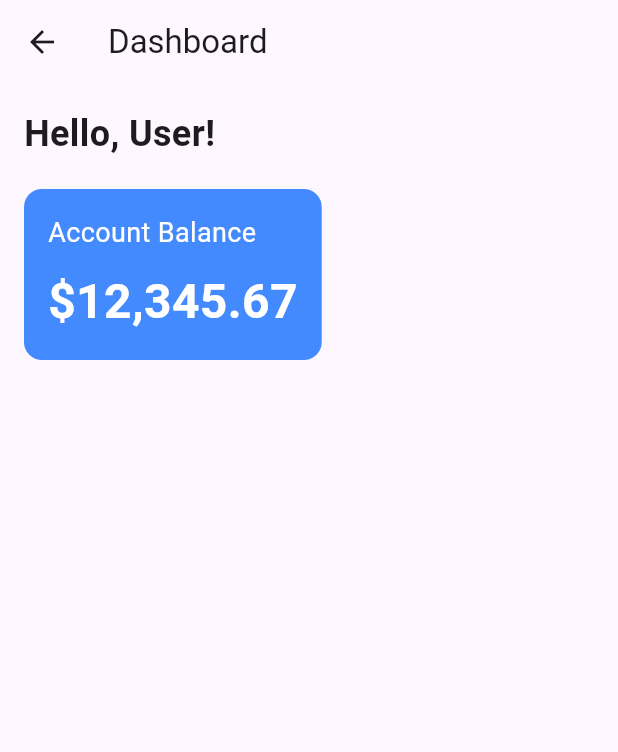
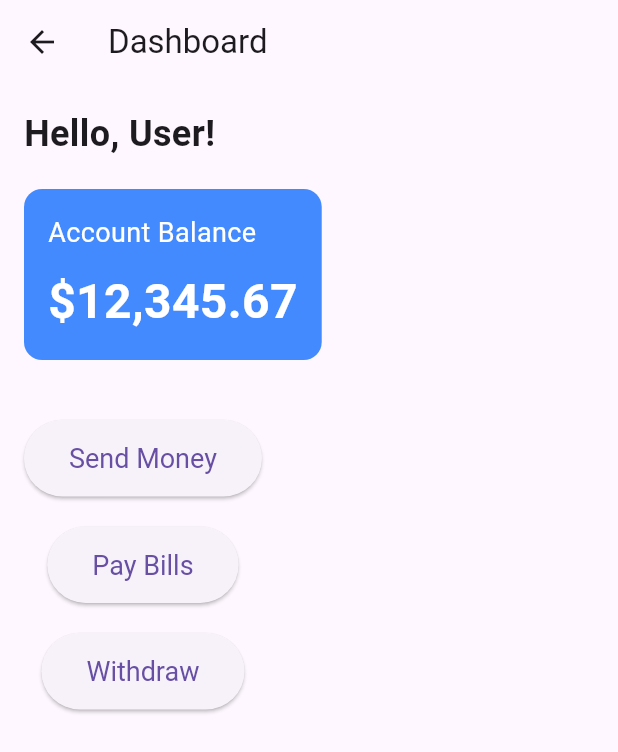
Before and after one commit to munyokii/mywallet, a Flutter app: the DashboardPage screen opened directly, on a phone screen of 412 x 824 dp. Shown: the top 752 px of the screen. Run offline on Flutter 3.47's test engine with Material 3 defaults, Android fonts, the phone set to English and light mode, and no system bars; our stand-ins replace firebase_auth; accounts and stored records are empty.

Commit message:
Main dashboard page

```diff
--- a/lib/screens/maindashboard.dart
+++ b/lib/screens/maindashboard.dart
@@ -1,9 +1,14 @@
-// Importing necessary packages and files.
-import 'package:flutter/material.dart'; // Flutter's material design package for UI components.
+// Updated DashboardPage with centered buttons
+import 'package:flutter/material.dart';
+import 'package:mywallet/screens/withdraw.dart';
+import 'sendmoney.dart'; // Importing the SendMoneyPage for navigation.
+import 'paybills.dart'; // Importing the PayBillsPage for navigation.
+// Importing the WithdrawScreen for navigation.
 
-// DashboardPage widget represents the main dashboard screen of the app.
+
 class DashboardPage extends StatelessWidget {
-  const DashboardPage({super.key}); // Constructor for the class with a unique key.
+  const DashboardPage(
+      {super.key}); // Constructor for the class with a unique key.
 
   @override
   Widget build(BuildContext context) {
@@ -15,24 +20,24 @@ class DashboardPage extends StatelessWidget {
       body: Padding(
         padding: const EdgeInsets.all(16.0), // Adds padding around the body.
         child: Column(
-          crossAxisAlignment: CrossAxisAlignment.start, // Aligns children to the start of the column.
+          crossAxisAlignment: CrossAxisAlignment
+              .start, // Aligns children to the start of the column.
           children: [
-            _greetUser(), // Displays the greeting message.
+            _greetUser(),
             const SizedBox(height: 20), // Adds space between widgets.
 
             // Account Balance Container.
-            _accountBalance(), // Displays the account balance section.
+            _accountBalance(),
             const SizedBox(height: 40), // Adds space after account balance.
 
             // Row to center the buttons horizontally.
-            //_paymentType(context), // Displays the payment type buttons.
+            _paymentType(context),
           ],
         ),
       ),
     );
   }
 
-  // Greeting Widget
   Widget _greetUser() {
     return const SizedBox(
       child: Text(
@@ -52,10 +57,12 @@ Widget _accountBalance() {
     padding: const EdgeInsets.all(16), // Adds padding inside the container.
     decoration: BoxDecoration(
       color: Colors.blueAccent, // Background color for the container.
-      borderRadius: BorderRadius.circular(12), // Rounded corners for the container.
+      borderRadius:
+          BorderRadius.circular(12), // Rounded corners for the container.
     ),
     child: const Column(
-      crossAxisAlignment: CrossAxisAlignment.start, // Aligns children to the start of the column.
+      crossAxisAlignment: CrossAxisAlignment
+          .start, // Aligns children to the start of the column.
       children: [
         Text(
           'Account Balance', // Label for account balance.
@@ -79,61 +86,63 @@ Widget _accountBalance() {
 }
 
 // Row to center the buttons horizontally.
-// Widget _paymentType(BuildContext context) {
-//   return Column(
-//     mainAxisAlignment: MainAxisAlignment.center, // Centers buttons horizontally.
-//     children: [
-//       // Send Money Button.
-//       ElevatedButton(
-//         onPressed: () {
-//           // Navigates to the SendMoneyPage when pressed.
-//           Navigator.push(
-//             context,
-//             MaterialPageRoute(builder: (context) => const SendMoneyPage()),
-//           );
-//         },
-//         style: ElevatedButton.styleFrom(
-//           padding: const EdgeInsets.symmetric(vertical: 15, horizontal: 30), // Padding inside the button.
-//           textStyle: const TextStyle(fontSize: 18), // Text style for the button.
-//         ),
-//         child: const Text('Send Money'), // Button label.
-//       ),
+Widget _paymentType(BuildContext context) {
+  return Column(
+    mainAxisAlignment:
+        MainAxisAlignment.center, // Centers buttons horizontally.
+    children: [
+      // Send Money Button.
+      ElevatedButton(
+        onPressed: () {
+          // Navigates to the SendMoneyPage when pressed.
+          Navigator.push(
+            context,
+            MaterialPageRoute(builder: (context) => const SendMoneyPage()),
+          );
+        }, // Button label.
+        style: ElevatedButton.styleFrom(
+          padding: const EdgeInsets.symmetric(
+              vertical: 15, horizontal: 30), // Padding inside the button.
+          textStyle:
+              const TextStyle(fontSize: 18), // Text style for the button.
+        ),
+        child: const Text('Send Money'),
+      ),
 
-//       const SizedBox(height: 20), // Adds space between the buttons.
+      const SizedBox(height: 20), // Adds space between the buttons.
 
-//       // Pay Bills Button.
-//       ElevatedButton(
-//         onPressed: () {
-//           // Navigates to the PayBillsPage when pressed.
-//           Navigator.push(
-//             context,
-//             MaterialPageRoute(builder: (context) => const PayBillsPage()),
-//           );
-//         },
-//         style: ElevatedButton.styleFrom(
-//           padding: const EdgeInsets.symmetric(vertical: 15, horizontal: 30), // Padding inside the button.
-//           textStyle: const TextStyle(fontSize: 18), // Text style for the button.
-//         ),
-//         child: const Text('Pay Bills'), // Button label.
-//       ),
+      // Pay Bills Button.
+      ElevatedButton(
+        onPressed: () {
+          // Navigates to the PayBillsPage when pressed.
+          Navigator.push(
+            context,
+            MaterialPageRoute(builder: (context) => const PayBillsPage()),
+          );
+        }, // Button label.
+        style: ElevatedButton.styleFrom(
+          padding: const EdgeInsets.symmetric(
+              vertical: 15, horizontal: 30), // Padding inside the button.
+          textStyle:
+              const TextStyle(fontSize: 18), // Text style for the button.
+        ),
+        child: const Text('Pay Bills'),
+      ),
+      const SizedBox(height: 20),
+      ElevatedButton(
 
-//       const SizedBox(height: 20), // Adds space between the buttons.
-
-//       // Withdraw Button.
-//       ElevatedButton(
-//         onPressed: () {
-//           // Navigates to the WithdrawScreen when pressed.
-//           Navigator.push(
-//             context,
-//             MaterialPageRoute(builder: (context) => const WithdrawScreen()),
-//           );
-//         },
-//         style: ElevatedButton.styleFrom(
-//           padding: const EdgeInsets.symmetric(vertical: 15, horizontal: 30), // Padding inside the button.
-//           textStyle: const TextStyle(fontSize: 18), // Text style for the button.
-//         ),
-//         child: const Text('Withdraw'), // Button label.
-//       ),
-//     ],
-//   );
-// }
+        onPressed: () {
+          Navigator.push(
+            context,
+            MaterialPageRoute(builder: (context) => const WithdrawScreen()),
+          );
+        },
+        style: ElevatedButton.styleFrom(
+          padding: const EdgeInsets.symmetric(vertical: 15, horizontal: 30),
+          textStyle: const TextStyle(fontSize: 18),
+        ),
+        child: const Text('Withdraw'),
+      )
+    ],
+  );
+}
```
